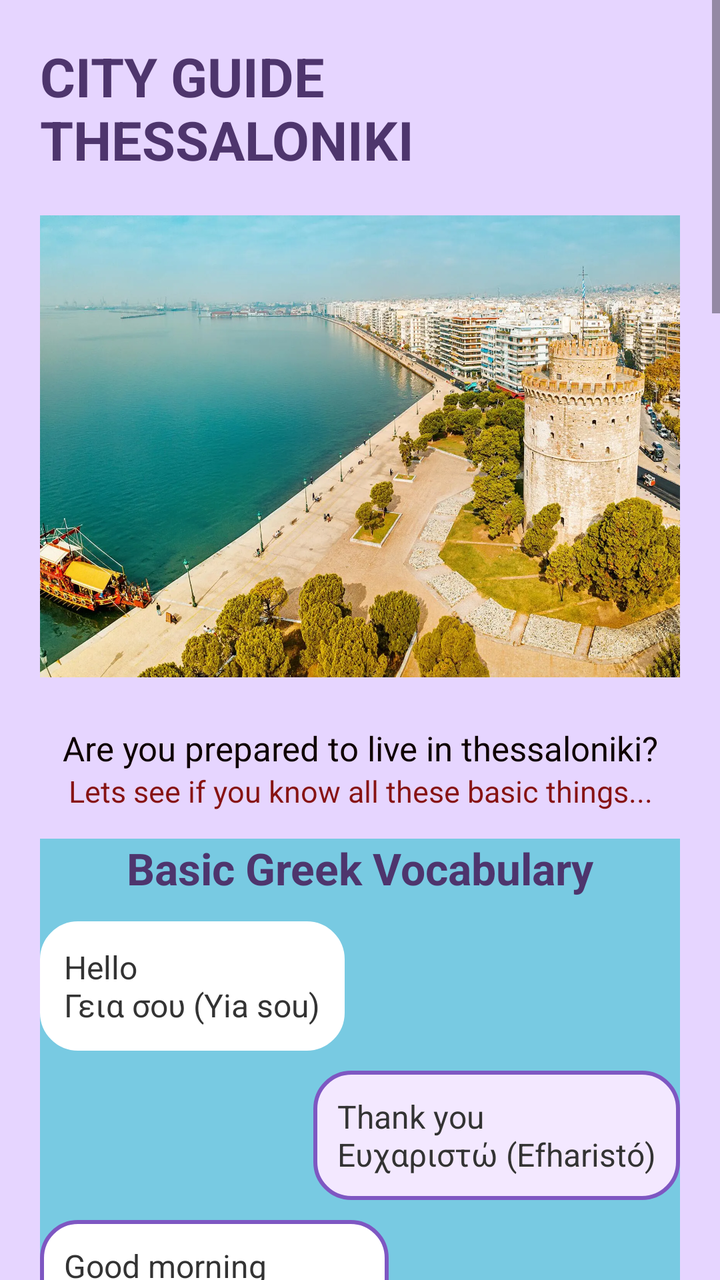
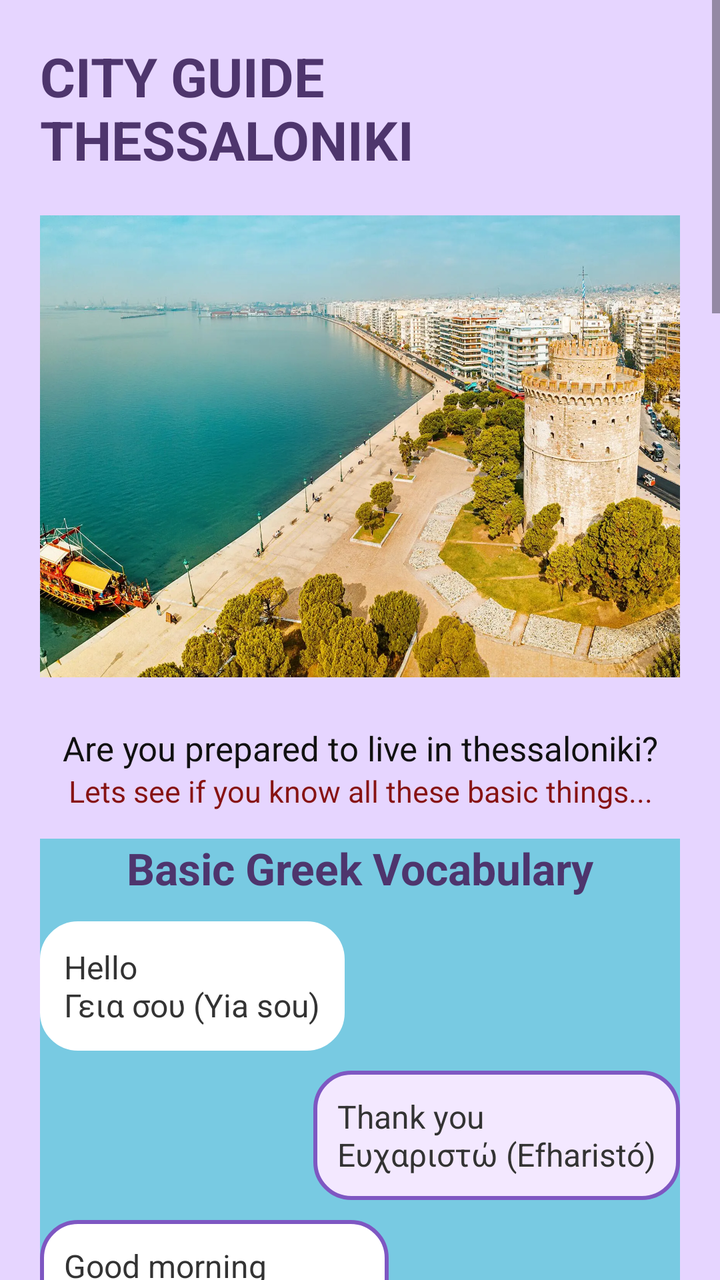

The first picture is an Android layout as it rendered before a commit; the second is the same layout after the commit. The layout source and the unified diff follow.
<!-- AndroidManifest.xml: application theme Theme.ErasmusBuddy -->
<!-- res/layout/activity_cityguide.xml -->
<?xml version="1.0" encoding="utf-8"?>

<androidx.constraintlayout.widget.ConstraintLayout xmlns:android="http://schemas.android.com/apk/res/android"
    xmlns:app="http://schemas.android.com/apk/res-auto"
    android:layout_width="match_parent"
    android:layout_height="match_parent">
    <ScrollView
        android:layout_width="match_parent"
        android:layout_height="match_parent"
        android:background="#E6D5FF">

        <LinearLayout
            android:layout_width="match_parent"
            android:layout_height="wrap_content"
            android:orientation="vertical"
            android:padding="20dp">

            <TextView
                android:id="@+id/tvCityTitle"
                android:layout_width="wrap_content"
                android:layout_height="wrap_content"
                android:layout_gravity="center"
                android:layout_marginBottom="20dp"
                android:text="@string/city_guide_title"
                android:textColor="#4E356D"
                android:textSize="27sp"
                android:textStyle="bold" />

            <ImageView
                android:id="@+id/ivCity"
                android:layout_width="match_parent"
                android:layout_height="231dp"
                android:layout_marginBottom="24dp"
                android:scaleType="centerCrop"
                android:src="@drawable/thessaloniki" />

            <TextView
                android:id="@+id/textView2"
                android:layout_width="match_parent"
                android:layout_height="wrap_content"
                android:fontFamily="sans-serif"
                android:text="@string/city_guide_prepared"
                android:textAlignment="center"
                android:textColor="#0F0000"
                android:textSize="17sp" />

            <TextView
                android:id="@+id/textView3"
                android:layout_width="match_parent"
                android:layout_height="34dp"
                android:text="@string/city_guide_know_basics"
                android:textAlignment="center"
                android:textColor="#871313"
                android:textSize="15sp" />

            <LinearLayout
                android:id="@+id/vocabularyBubbles"
                android:layout_width="match_parent"
                android:layout_height="602dp"
                android:layout_marginBottom="35dp"
                android:background="#78CAE2"
                android:orientation="vertical">

                <TextView
                    android:id="@+id/tvVocabulary"
                    android:layout_width="match_parent"
                    android:layout_height="wrap_content"
                    android:layout_marginBottom="12dp"
                    android:text="@string/city_guide_vocabulary"
                    android:textAlignment="center"
                    android:textColor="#4E356D"
                    android:textSize="22sp"
                    android:textStyle="bold" />

                <TextView
                    android:layout_width="wrap_content"
                    android:layout_height="wrap_content"
                    android:layout_marginBottom="10dp"
                    android:background="@drawable/bubble_left"
                    android:backgroundTint="@color/white"
                    android:padding="12dp"
                    android:text="@string/city_guide_hello"
                    android:textColor="#333333"
                    android:textSize="16sp" />

                <TextView
                    android:layout_width="wrap_content"
                    android:layout_height="wrap_content"
                    android:layout_gravity="end"
                    android:layout_marginBottom="10dp"
                    android:background="@drawable/bubble_right"
                    android:padding="12dp"
                    android:text="@string/city_guide_thank_you"
                    android:textColor="#333333"
                    android:textSize="16sp" />

                <TextView
                    android:layout_width="wrap_content"
                    android:layout_height="wrap_content"
                    android:layout_marginBottom="10dp"
                    android:background="@drawable/bubble_left"
                    android:padding="12dp"
                    android:text="@string/city_guide_good_morning"
                    android:textColor="#333333"
                    android:textSize="16sp" />

                <TextView
                    android:layout_width="wrap_content"
                    android:layout_height="wrap_content"
                    android:layout_gravity="end"
                    android:layout_marginBottom="10dp"
                    android:background="@drawable/bubble_right"
                    android:padding="12dp"
                    android:text="@string/city_guide_cheers"
                    android:textColor="#333333"
                    android:textSize="16sp" />

                <TextView
                    android:layout_width="wrap_content"
                    android:layout_height="wrap_content"
                    android:layout_gravity="end"
                    android:layout_marginBottom="10dp"
                    android:background="@drawable/bubble_left"
                    android:padding="12dp"
                    android:text="@string/city_guide_nice_to_meet"
                    android:textColor="#333333"
                    android:textSize="16sp" />

                <TextView
                    android:layout_width="wrap_content"
                    android:layout_height="wrap_content"
                    android:layout_gravity="end"
                    android:layout_marginBottom="10dp"
                    android:background="@drawable/bubble_right"
                    android:padding="12dp"
                    android:text="@string/city_guide_good_evening"
                    android:textColor="#333333"
                    android:textSize="16sp" />

                <TextView
                    android:layout_width="wrap_content"
                    android:layout_height="wrap_content"
                    android:layout_marginBottom="10dp"
                    android:background="@drawable/bubble_left"
                    android:backgroundTint="@color/white"
                    android:padding="12dp"
                    android:text="@string/city_guide_coffee_milk"
                    android:textColor="#333333"
                    android:textSize="16sp" />

            </LinearLayout>


            <TextView
                android:id="@+id/tvBestSpots"
                android:layout_width="wrap_content"
                android:layout_height="45dp"
                android:layout_marginBottom="12dp"
                android:text="@string/city_guide_best_spots"
                android:textColor="#4E356D"
                android:textSize="22sp"
                android:textStyle="bold" />

            <TextView
                android:id="@+id/textView4"
                android:layout_width="match_parent"
                android:layout_height="50dp"
                android:text="@string/city_guide_plan1"
                android:textColor="#333333"
                android:textSize="17sp" />

            <ImageView
                android:id="@+id/imageView"
                android:layout_width="292dp"
                android:layout_height="278dp"
                android:layout_gravity="center"
                android:adjustViewBounds="true"
                android:scaleType="fitCenter"
                android:soundEffectsEnabled="true"
                app:srcCompat="@drawable/paraguas_thess"
                android:layout_marginBottom="14dp"/>

            <TextView
                android:id="@+id/textView5"
                android:layout_width="match_parent"
                android:layout_height="53dp"
                android:text="@string/city_guide_plan2"
                android:textColor="#333333"
                android:textSize="17sp" />

            <ImageView
                android:id="@+id/imageView4"
                android:layout_width="323dp"
                android:layout_height="209dp"
                android:layout_gravity="center"
                android:adjustViewBounds="true"
                android:scaleType="fitCenter"
                app:srcCompat="@drawable/sunset_anopolis"
                android:layout_marginBottom="14dp"/>

            <TextView
                android:id="@+id/textView6"
                android:layout_width="match_parent"
                android:layout_height="69dp"
                android:text="@string/city_guide_plan3"
                android:textColor="#333333"
                android:textSize="17sp" />

            <TextView
                android:id="@+id/textView11"
                android:layout_width="match_parent"
                android:layout_height="wrap_content"
                android:text="@string/city_guide_rotunda_location"
                android:textColor="#412657"
                android:textSize="17sp"
                android:textStyle="bold" />

            <Button
                android:id="@+id/btnMap"
                android:layout_width="wrap_content"
                android:layout_height="43dp"
                android:layout_marginBottom="30dp"
                android:backgroundTint="#7E57C2"
                android:text="@string/city_guide_btn_map"
                android:textColor="@android:color/white"
                android:textStyle="normal" />

            <TextView
                android:id="@+id/textView7"
                android:layout_width="match_parent"
                android:layout_height="35dp"
                android:text="@string/city_guide_plan4"
                android:textColor="#333333"
                android:textSize="17sp" />

            <ImageView
                android:id="@+id/imageView7"
                android:layout_width="216dp"
                android:layout_height="114dp"
                android:layout_gravity="center"
                app:srcCompat="@drawable/bougatsa"
                android:layout_marginBottom="14dp"/>

            <TextView
                android:id="@+id/textView8"
                android:layout_width="match_parent"
                android:layout_height="37dp"
                android:text="@string/city_guide_plan5"
                android:textColor="#333333"
                android:textSize="17sp" />

            <ImageView
                android:id="@+id/imageView8"
                android:layout_width="233dp"
                android:layout_height="144dp"
                android:layout_gravity="center"
                android:adjustViewBounds="true"
                app:srcCompat="@drawable/halkidiki"
                android:layout_marginBottom="15dp"/>

            <TextView
                android:id="@+id/textView9"
                android:layout_width="match_parent"
                android:layout_height="68dp"
                android:text="@string/city_guide_plan6"
                android:textColor="#333333"
                android:textSize="17sp" />
            <TextView
                android:id="@+id/textView10"
                android:layout_width="match_parent"
                android:layout_height="35dp"
                android:text="@string/city_guide_plan7"
                android:textColor="#333333"
                android:textSize="17sp" />
            <ImageView
                android:id="@+id/imageView9"
                android:layout_width="263dp"
                android:layout_height="129dp"
                android:layout_gravity="center"
                android:adjustViewBounds="true"
                app:srcCompat="@drawable/karidi_beach"
                android:layout_marginBottom="14dp" />

            <TextView
                android:id="@+id/textView12"
                android:layout_width="match_parent"
                android:layout_height="94dp"
                android:text="@string/city_guide_footer"
                android:textColor="#3F51B5"
                android:textSize="20sp"
                android:textStyle="bold" />

        </LinearLayout>

    </ScrollView>

</androidx.constraintlayout.widget.ConstraintLayout>
<!-- resources referenced by this layout -->
<resources>
  <color name="white">#FFFFFFFF</color>
  <!-- drawable bougatsa: jpg bitmap (drawable, 9509 bytes) -->
  <!-- drawable bubble_left (drawable) -->
  <?xml version="1.0" encoding="utf-8"?>
  <shape xmlns:android="http://schemas.android.com/apk/res/android">
  
      <solid android:color="#FFFFFF"/>
  
      <corners android:radius="18dp"/>
  
      <stroke
          android:width="2dp"
          android:color="#7E57C2"/>
  
  </shape>
  <!-- drawable bubble_right (drawable) -->
  <?xml version="1.0" encoding="utf-8"?>
  <shape xmlns:android="http://schemas.android.com/apk/res/android">
  
      <solid android:color="#F3E8FF"/>
  
      <corners android:radius="18dp"/>
  
      <stroke
          android:width="2dp"
          android:color="#7E57C2"/>
  
  </shape>
  <!-- drawable halkidiki: webp bitmap (drawable, 75478 bytes) -->
  <!-- drawable karidi_beach: webp bitmap (drawable, 134220 bytes) -->
  <!-- drawable paraguas_thess: webp bitmap (drawable, 108684 bytes) -->
  <!-- drawable sunset_anopolis: webp bitmap (drawable, 47298 bytes) -->
  <!-- drawable thessaloniki: webp bitmap (drawable, 365754 bytes) -->
  <string name="city_guide_best_spots">Best Spots and Plans</string>
  <string name="city_guide_btn_map">open map</string>
  <string name="city_guide_cheers">Cheers \nΓεια μας (Yia mas)</string>
  <string name="city_guide_coffee_milk">I would like a coffee with milk, please. \nΘα ήθεla έναν καφέ με γάla, parakaλώ \n(Tha íthela énan kafé me gála, parakaló)</string>
  <string name="city_guide_footer">GREECE HAS SO MANY GOOD PLANS WAITING FOR YOU !!!</string>
  <string name="city_guide_good_evening">Good evening \nΚαλησπέρα (Kalispéra)</string>
  <string name="city_guide_good_morning">Good morning \nΚαλημέρα (Kaliméra)</string>
  <string name="city_guide_hello">Hello \nΓεια σου (Yia sou)</string>
  <string name="city_guide_know_basics">Lets see if you know all these basic things...</string>
  <string name="city_guide_nice_to_meet">Nice to meet you \nΧάρηka (Hárika)</string>
  <string name="city_guide_plan1">1. Walk along the port to see the WHITE TOWER and then UMBRELLAS sculpture</string>
  <string name="city_guide_plan2">2. Go up to Ano Poli for SUNSET and VIEW of the city (ACROPOLIS WALLS)</string>
  <string name="city_guide_plan3">3. Take a beer with your friends in the BARS near ROTUNDA. Some of them even have DISCOUNT if you are Erasmus student:</string>
  <string name="city_guide_plan4">4. Try BOUGATSA for breakfast</string>
  <string name="city_guide_plan5">5. Rent a car and explore HALKIDIKI BEACHES</string>
  <string name="city_guide_plan6">6. Visit ROTUNDA and ARCH OF GALERIUS (free entrance for students below 25 )</string>
  <string name="city_guide_plan7">7. Spend a day in KARYDI BEACH</string>
  <string name="city_guide_prepared">Are you prepared to live in thessaloniki?</string>
  <string name="city_guide_rotunda_location">Rotunda location (next to Arc of Galerio):</string>
  <string name="city_guide_thank_you">Thank you \nΕυχαριστώ (Efharistó)</string>
  <string name="city_guide_title">CITY GUIDE THESSALONIKI</string>
  <string name="city_guide_vocabulary">Basic Greek Vocabulary</string>
  <style name="Theme.ErasmusBuddy" parent="Base.Theme.ErasmusBuddy" />
  <style name="Base.Theme.ErasmusBuddy" parent="Theme.Material3.DayNight.NoActionBar">
          
          
      </style>
</resources>

<!-- the commit's change to res/layout/activity_cityguide.xml (unified diff, before → after) -->
@@ -7,7 +7,7 @@
     <ScrollView
         android:layout_width="match_parent"
         android:layout_height="match_parent"
-        android:background="#E6D5FF">
+        android:background="@color/background_purple_light">
 
         <LinearLayout
             android:layout_width="match_parent"
@@ -22,7 +22,7 @@
                 android:layout_gravity="center"
                 android:layout_marginBottom="20dp"
                 android:text="@string/city_guide_title"
-                android:textColor="#4E356D"
+                android:textColor="@color/text_purple_dark"
                 android:textSize="27sp"
                 android:textStyle="bold" />
 
@@ -41,7 +41,7 @@
                 android:fontFamily="sans-serif"
                 android:text="@string/city_guide_prepared"
                 android:textAlignment="center"
-                android:textColor="#0F0000"
+                android:textColor="@color/text_black_near"
                 android:textSize="17sp" />
 
             <TextView
@@ -50,7 +50,7 @@
                 android:layout_height="34dp"
                 android:text="@string/city_guide_know_basics"
                 android:textAlignment="center"
-                android:textColor="#871313"
+                android:textColor="@color/text_red_dark"
                 android:textSize="15sp" />
 
             <LinearLayout
@@ -58,7 +58,7 @@
                 android:layout_width="match_parent"
                 android:layout_height="602dp"
                 android:layout_marginBottom="35dp"
-                android:background="#78CAE2"
+                android:background="@color/background_blue_light"
                 android:orientation="vertical">
 
                 <TextView
@@ -68,7 +68,7 @@
                     android:layout_marginBottom="12dp"
                     android:text="@string/city_guide_vocabulary"
                     android:textAlignment="center"
-                    android:textColor="#4E356D"
+                    android:textColor="@color/text_purple_dark"
                     android:textSize="22sp"
                     android:textStyle="bold" />
 
@@ -80,7 +80,7 @@
                     android:backgroundTint="@color/white"
                     android:padding="12dp"
                     android:text="@string/city_guide_hello"
-                    android:textColor="#333333"
+                    android:textColor="@color/text_gray_dark"
                     android:textSize="16sp" />
 
                 <TextView
@@ -91,7 +91,7 @@
                     android:background="@drawable/bubble_right"
                     android:padding="12dp"
                     android:text="@string/city_guide_thank_you"
-                    android:textColor="#333333"
+                    android:textColor="@color/text_gray_dark"
                     android:textSize="16sp" />
 
                 <TextView
@@ -101,7 +101,7 @@
                     android:background="@drawable/bubble_left"
                     android:padding="12dp"
                     android:text="@string/city_guide_good_morning"
-                    android:textColor="#333333"
+                    android:textColor="@color/text_gray_dark"
                     android:textSize="16sp" />
 
                 <TextView
@@ -112,7 +112,7 @@
                     android:background="@drawable/bubble_right"
                     android:padding="12dp"
                     android:text="@string/city_guide_cheers"
-                    android:textColor="#333333"
+                    android:textColor="@color/text_gray_dark"
                     android:textSize="16sp" />
 
                 <TextView
@@ -123,7 +123,7 @@
                     android:background="@drawable/bubble_left"
                     android:padding="12dp"
                     android:text="@string/city_guide_nice_to_meet"
-                    android:textColor="#333333"
+                    android:textColor="@color/text_gray_dark"
                     android:textSize="16sp" />
 
                 <TextView
@@ -134,7 +134,7 @@
                     android:background="@drawable/bubble_right"
                     android:padding="12dp"
                     android:text="@string/city_guide_good_evening"
-                    android:textColor="#333333"
+                    android:textColor="@color/text_gray_dark"
                     android:textSize="16sp" />
 
                 <TextView
@@ -145,7 +145,7 @@
                     android:backgroundTint="@color/white"
                     android:padding="12dp"
                     android:text="@string/city_guide_coffee_milk"
-                    android:textColor="#333333"
+                    android:textColor="@color/text_gray_dark"
                     android:textSize="16sp" />
 
             </LinearLayout>
@@ -157,7 +157,7 @@
                 android:layout_height="45dp"
                 android:layout_marginBottom="12dp"
                 android:text="@string/city_guide_best_spots"
-                android:textColor="#4E356D"
+                android:textColor="@color/text_purple_dark"
                 android:textSize="22sp"
                 android:textStyle="bold" />
 
@@ -166,7 +166,7 @@
                 android:layout_width="match_parent"
                 android:layout_height="50dp"
                 android:text="@string/city_guide_plan1"
-                android:textColor="#333333"
+                android:textColor="@color/text_gray_dark"
                 android:textSize="17sp" />
 
             <ImageView
@@ -185,7 +185,7 @@
                 android:layout_width="match_parent"
                 android:layout_height="53dp"
                 android:text="@string/city_guide_plan2"
-                android:textColor="#333333"
+                android:textColor="@color/text_gray_dark"
                 android:textSize="17sp" />
 
             <ImageView
@@ -203,7 +203,7 @@
                 android:layout_width="match_parent"
                 android:layout_height="69dp"
                 android:text="@string/city_guide_plan3"
-                android:textColor="#333333"
+                android:textColor="@color/text_gray_dark"
                 android:textSize="17sp" />
 
             <TextView
@@ -211,7 +211,7 @@
                 android:layout_width="match_parent"
                 android:layout_height="wrap_content"
                 android:text="@string/city_guide_rotunda_location"
-                android:textColor="#412657"
+                android:textColor="@color/text_purple_bold"
                 android:textSize="17sp"
                 android:textStyle="bold" />
 
@@ -220,7 +220,7 @@
                 android:layout_width="wrap_content"
                 android:layout_height="43dp"
                 android:layout_marginBottom="30dp"
-                android:backgroundTint="#7E57C2"
+                android:backgroundTint="@color/button_purple"
                 android:text="@string/city_guide_btn_map"
                 android:textColor="@android:color/white"
                 android:textStyle="normal" />
@@ -230,7 +230,7 @@
                 android:layout_width="match_parent"
                 android:layout_height="35dp"
                 android:text="@string/city_guide_plan4"
-                android:textColor="#333333"
+                android:textColor="@color/text_gray_dark"
                 android:textSize="17sp" />
 
             <ImageView
@@ -246,7 +246,7 @@
                 android:layout_width="match_parent"
                 android:layout_height="37dp"
                 android:text="@string/city_guide_plan5"
-                android:textColor="#333333"
+                android:textColor="@color/text_gray_dark"
                 android:textSize="17sp" />
 
             <ImageView
@@ -263,14 +263,14 @@
                 android:layout_width="match_parent"
                 android:layout_height="68dp"
                 android:text="@string/city_guide_plan6"
-                android:textColor="#333333"
+                android:textColor="@color/text_gray_dark"
                 android:textSize="17sp" />
             <TextView
                 android:id="@+id/textView10"
                 android:layout_width="match_parent"
                 android:layout_height="35dp"
                 android:text="@string/city_guide_plan7"
-                android:textColor="#333333"
+                android:textColor="@color/text_gray_dark"
                 android:textSize="17sp" />
             <ImageView
                 android:id="@+id/imageView9"
@@ -286,7 +286,7 @@
                 android:layout_width="match_parent"
                 android:layout_height="94dp"
                 android:text="@string/city_guide_footer"
-                android:textColor="#3F51B5"
+                android:textColor="@color/text_indigo"
                 android:textSize="20sp"
                 android:textStyle="bold" />
 
<!-- resource entries referenced after the edit -->
@@ -1,5 +1,14 @@
 <!-- resources referenced by this layout -->
 <resources>
+  <color name="background_blue_light">#78CAE2</color>
+  <color name="background_purple_light">#E6D5FF</color>
+  <color name="button_purple">#7E57C2</color>
+  <color name="text_black_near">#111111</color>
+  <color name="text_gray_dark">#333333</color>
+  <color name="text_indigo">#3F51B5</color>
+  <color name="text_purple_bold">#412657</color>
+  <color name="text_purple_dark">#4E356D</color>
+  <color name="text_red_dark">#871313</color>
   <color name="white">#FFFFFFFF</color>
   <!-- drawable bougatsa: jpg bitmap (drawable, 9509 bytes) -->
   <!-- drawable bubble_left (drawable) -->
